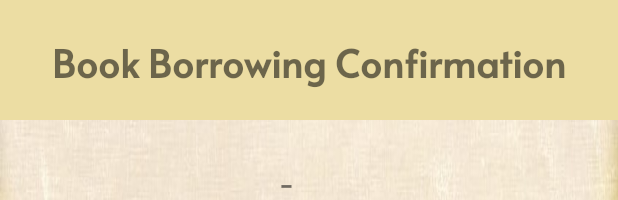
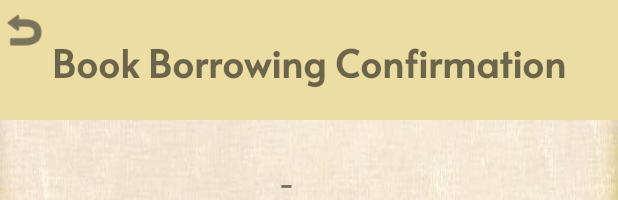
Before and after one commit to kar1man/Library-Android-UI-Controls-, an Android app: the layout activity_borrow_form.xml on its own in the app's theme, with its tools: preview values and no code run, on a phone screen of 412 x 824 dp. Shown: the top 200 px of the screen. Run offline under Robolectric (Android 15) with nearby library versions, the phone set to English and light mode, and no system bars; Roboto replaces fonts that are not available here.

Commit message:
latest pinakamaangas

```diff
--- a/app/src/main/res/layout/activity_borrow_form.xml
+++ b/app/src/main/res/layout/activity_borrow_form.xml
@@ -34,6 +34,14 @@
             app:layout_constraintStart_toStartOf="parent"
             app:layout_constraintTop_toTopOf="parent"
             app:layout_constraintVertical_bias="0.343" />
+
+        <ImageButton
+            android:id="@+id/backBtn"
+            android:layout_width="wrap_content"
+            android:layout_height="40dp"
+            android:background="@null"
+            android:tint="#2C2C2C"
+            app:srcCompat="@android:drawable/ic_menu_revert" />
     </FrameLayout>
 
     <View
--- a/app/src/main/res/layout/overlay_user_details.xml
+++ b/app/src/main/res/layout/overlay_user_details.xml
@@ -10,10 +10,10 @@
         android:layout_width="wrap_content"
         android:layout_height="wrap_content"
         android:fontFamily="@font/alata"
-        android:textStyle="bold"
-        android:text="Borrow Confirmation"
+        android:text="Confirmation Receipt"
         android:textAlignment="center"
-        android:textSize="24sp"/>
+        android:textSize="24sp"
+        android:textStyle="bold" />
 
     <TextView
         android:id="@+id/titleText"
```
Also changed, not shown: app/src/main/java/com/example/androiduicontrols/MainActivity.java (+33 -0 lines), app/src/main/java/com/example/androiduicontrols/borrowForm.java (+14 -2 lines).
